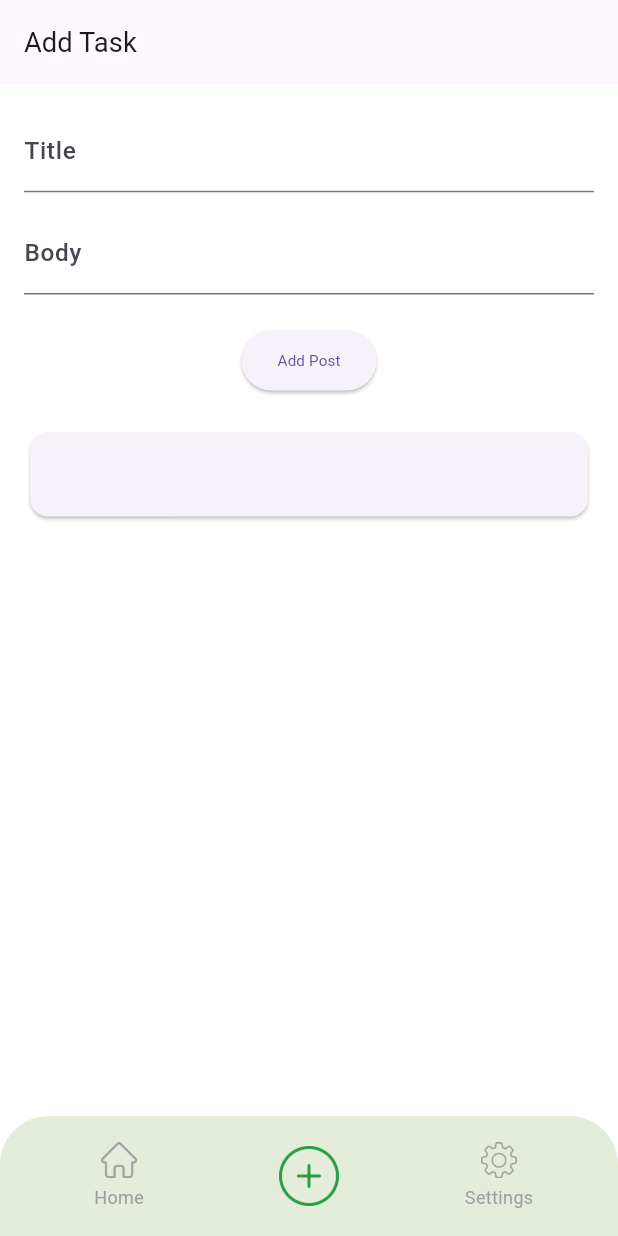
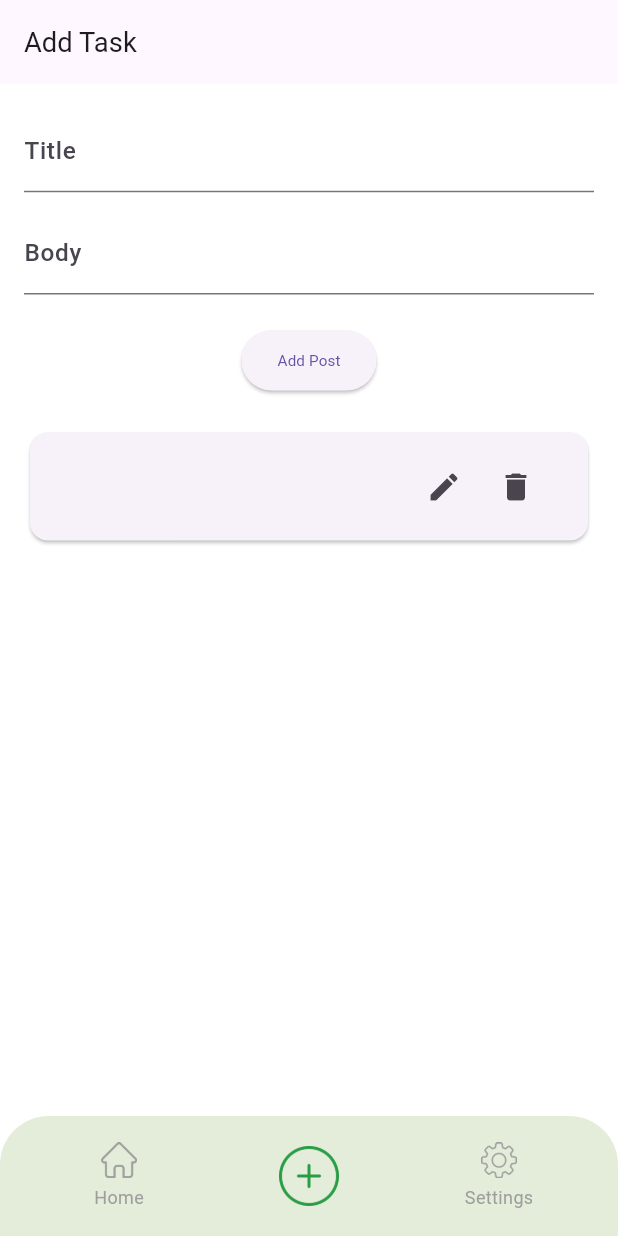
Before and after one commit to Asif-Rezan/SIMPLE_POST_APP, a Flutter app: the screen it shows after launch, item 2 of the bottom bar chosen, after a tap on "Add Post", on a phone screen of 412 x 824 dp. Run offline on Flutter 3.47's test engine with Material 3 defaults, Android fonts, the phone set to English and light mode, and no system bars; our stand-ins replace dio, flutter_screenutil, get_it, hive, hive_flutter, shared_preferences; accounts and stored records are empty; network calls fail; Roboto replaces fonts that are missing (Bryant).

Commit message:
feat(local_storage): add edit and delete functionality for local posts

```diff
--- a/lib/cors/di/injection.dart
+++ b/lib/cors/di/injection.dart
@@ -1,9 +1,11 @@
 import 'package:dio/dio.dart';
 import 'package:get_it/get_it.dart';
 import 'package:hive/hive.dart';
+import 'package:path_provider/path_provider.dart';
 
 import '../../data/datasources/local_post_data_source.dart';
 import '../../data/datasources/post_remote_data_source.dart';
+import '../../data/models/post_model.dart';
 import '../../data/repositories/local_post_repository_impl.dart';
 import '../../data/repositories/post_repository_impl.dart';
 import '../../domain/repositories/local_post_repository.dart';
@@ -17,7 +19,11 @@ import '../services/remote/api_service.dart';
 final GetIt getIt = GetIt.instance;
 
 Future<void> configureDependencies() async {
-  final postBox = Hive.box('posts');
+  // Initialize Hive
+  final appDir = await getApplicationDocumentsDirectory();
+  Hive.init(appDir.path);
+  Hive.registerAdapter(PostModelAdapter());
+  final box = await Hive.openBox<PostModel>('posts');
 
   // Core
   getIt.registerLazySingleton<Dio>(() => Dio());
@@ -25,31 +31,47 @@ Future<void> configureDependencies() async {
 
   // Data sources
   getIt.registerLazySingleton<PostRemoteDataSource>(
-    () => PostRemoteDataSourceImpl(getIt<ApiService>()),
+        () => PostRemoteDataSourceImpl(getIt<ApiService>()),
+  );
+  getIt.registerLazySingleton<LocalPostDataSource>(
+        () => LocalPostDataSourceImpl(box),
   );
 
   // Repositories
   getIt.registerLazySingleton<PostRepository>(
-    () => PostRepositoryImpl(getIt<PostRemoteDataSource>()),
+        () => PostRepositoryImpl(getIt<PostRemoteDataSource>()),
+  );
+  getIt.registerLazySingleton<LocalPostRepository>(
+        () => LocalPostRepositoryImpl(getIt<LocalPostDataSource>()),
   );
 
   // Use cases
   getIt.registerLazySingleton<GetPostsUseCase>(
-    () => GetPostsUseCase(getIt<PostRepository>()),
+        () => GetPostsUseCase(getIt<PostRepository>()),
+  );
+  getIt.registerLazySingleton<AddLocalPostUseCase>(
+        () => AddLocalPostUseCase(getIt<LocalPostRepository>()),
+  );
+  getIt.registerLazySingleton<UpdateLocalPostUseCase>(
+        () => UpdateLocalPostUseCase(getIt<LocalPostRepository>()),
+  );
+  getIt.registerLazySingleton<DeleteLocalPostUseCase>(
+        () => DeleteLocalPostUseCase(getIt<LocalPostRepository>()),
+  );
+  getIt.registerLazySingleton<GetLocalPostsUseCase>(
+        () => GetLocalPostsUseCase(getIt<LocalPostRepository>()),
   );
 
   // ViewModels
   getIt.registerFactory<HomeViewModel>(
-    () => HomeViewModel(getIt<GetPostsUseCase>()),
+        () => HomeViewModel(getIt<GetPostsUseCase>()),
   );
-
-
-  getIt.registerLazySingleton<LocalPostDataSource>(() => LocalPostDataSourceImpl(postBox));
-  getIt.registerLazySingleton<LocalPostRepository>(() => LocalPostRepositoryImpl(getIt()));
-
-  getIt.registerLazySingleton(() => AddLocalPostUseCase(getIt()));
-  getIt.registerLazySingleton(() => GetLocalPostsUseCase(getIt()));
-
-  getIt.registerFactory(() => AddPostViewModel(getIt(), getIt()));
-
+  getIt.registerFactory<AddPostViewModel>(
+        () => AddPostViewModel(
+      getIt<AddLocalPostUseCase>(),
+      getIt<UpdateLocalPostUseCase>(),
+      getIt<DeleteLocalPostUseCase>(),
+      getIt<GetLocalPostsUseCase>(),
+    ),
+  );
 }
--- a/lib/data/repositories/local_post_repository_impl.dart
+++ b/lib/data/repositories/local_post_repository_impl.dart
@@ -1,7 +1,8 @@
-import '../../../domain/entities/post_entity.dart';
+import '../../domain/entities/post_entity.dart';
 import '../../domain/repositories/local_post_repository.dart';
 import '../datasources/local_post_data_source.dart';
 import '../models/post_model.dart';
+
 
 class LocalPostRepositoryImpl implements LocalPostRepository {
   final LocalPostDataSource dataSource;
@@ -14,7 +15,18 @@ class LocalPostRepositoryImpl implements LocalPostRepository {
   }
 
   @override
+  Future<void> updatePost(int index, PostEntity post) async {
+    await dataSource.updatePost(index, PostModel.fromEntity(post));
+  }
+
+  @override
+  Future<void> deletePost(int index) async {
+    await dataSource.deletePost(index);
+  }
+
+  @override
   Future<List<PostEntity>> getLocalPosts() async {
-    return await dataSource.getPosts();
+    final posts = await dataSource.getPosts();
+    return posts.map((model) => model.toEntity()).toList();
   }
 }
--- a/lib/domain/repositories/local_post_repository.dart
+++ b/lib/domain/repositories/local_post_repository.dart
@@ -2,5 +2,7 @@ import '../entities/post_entity.dart';
 
 abstract class LocalPostRepository {
   Future<void> addPost(PostEntity post);
+  Future<void> updatePost(int index, PostEntity post);
+  Future<void> deletePost(int index);
   Future<List<PostEntity>> getLocalPosts();
 }
--- a/lib/domain/usecases/add_local_post_use_case.dart
+++ b/lib/domain/usecases/add_local_post_use_case.dart
@@ -9,6 +9,22 @@ class AddLocalPostUseCase {
   Future<void> call(PostEntity post) async => repository.addPost(post);
 }
 
+class UpdateLocalPostUseCase {
+  final LocalPostRepository repository;
+
+  UpdateLocalPostUseCase(this.repository);
+
+  Future<void> call(int index, PostEntity post) async => repository.updatePost(index, post);
+}
+
+class DeleteLocalPostUseCase {
+  final LocalPostRepository repository;
+
+  DeleteLocalPostUseCase(this.repository);
+
+  Future<void> call(int index) async => repository.deletePost(index);
+}
+
 class GetLocalPostsUseCase {
   final LocalPostRepository repository;
 
--- a/lib/main.dart
+++ b/lib/main.dart
@@ -17,10 +17,6 @@ void main() async {
   await SystemChrome.setPreferredOrientations([DeviceOrientation.portraitUp]);
 
   await Hive.initFlutter();
-  Hive.registerAdapter(PostModelAdapter());
-  await Hive.openBox('posts');
-
-
 
   await ScreenUtil.ensureScreenSize();
   await configureDependencies();
--- a/lib/presentation/viewmodels/add_post/add_post_view_model.dart
+++ b/lib/presentation/viewmodels/add_post/add_post_view_model.dart
@@ -4,15 +4,28 @@ import '../../../domain/usecases/add_local_post_use_case.dart';
 
 class AddPostViewModel extends ChangeNotifier {
   final AddLocalPostUseCase _addPostUseCase;
+  final UpdateLocalPostUseCase _updatePostUseCase;
+  final DeleteLocalPostUseCase _deletePostUseCase;
   final GetLocalPostsUseCase _getPostsUseCase;
 
-  AddPostViewModel(this._addPostUseCase, this._getPostsUseCase);
+  AddPostViewModel(
+    this._addPostUseCase,
+    this._updatePostUseCase,
+    this._deletePostUseCase,
+    this._getPostsUseCase,
+  ) {
+    loadPosts();
+  }
 
   final TextEditingController titleController = TextEditingController();
   final TextEditingController bodyController = TextEditingController();
+  int? _editingIndex;
 
   List<PostEntity> _posts = [];
+
   List<PostEntity> get posts => _posts;
+
+  int get editingIndex => _editingIndex!;
 
   Future<void> loadPosts() async {
     _posts = await _getPostsUseCase();
@@ -31,5 +44,38 @@ class AddPostViewModel extends ChangeNotifier {
 
     titleController.clear();
     bodyController.clear();
+    _editingIndex = null;
+    notifyListeners();
   }
+
+  Future<void> updatePost(int index) async {
+    final updatedPost = PostEntity(
+      userId: 0,
+      id: _posts[index].id,
+      title: titleController.text,
+      body: bodyController.text,
+    );
+    await _updatePostUseCase(index, updatedPost);
+    await loadPosts();
+
+    titleController.clear();
+    bodyController.clear();
+    _editingIndex = null;
+    notifyListeners();
+  }
+
+  Future<void> deletePost(int index) async {
+    await _deletePostUseCase(index);
+    await loadPosts();
+    notifyListeners();
+  }
+
+  void setEditingPost(int index) {
+    _editingIndex = index;
+    titleController.text = _posts[index].title;
+    bodyController.text = _posts[index].body;
+    notifyListeners();
+  }
+
+  bool get isEditing => _editingIndex != null;
 }
--- a/lib/presentation/views/add_screen/screen/add_screen.dart
+++ b/lib/presentation/views/add_screen/screen/add_screen.dart
@@ -26,9 +26,26 @@ class AddScreen extends StatelessWidget {
                   decoration: const InputDecoration(labelText: "Body"),
                 ),
                 const SizedBox(height: 20),
-                ElevatedButton(
-                  onPressed: viewModel.addPost,
-                  child: const Text("Add Post"),
+                Row(
+                  mainAxisAlignment: MainAxisAlignment.spaceEvenly,
+                  children: [
+                    ElevatedButton(
+                      onPressed: viewModel.isEditing
+                          ? () => viewModel.updatePost(viewModel.editingIndex)
+                          : viewModel.addPost,
+                      child: Text(viewModel.isEditing ? "Update Post" : "Add Post"),
+                    ),
+                    if (viewModel.isEditing)
+                      ElevatedButton(
+                        onPressed: () {
+                          viewModel.titleController.clear();
+                          viewModel.bodyController.clear();
+                          viewModel.setEditingPost(-1); // Clear editing state
+                          viewModel.notifyListeners();
+                        },
+                        child: const Text("Cancel"),
+                      ),
+                  ],
                 ),
                 const SizedBox(height: 20),
                 Expanded(
@@ -37,7 +54,23 @@ class AddScreen extends StatelessWidget {
                     itemBuilder: (context, index) {
                       final post = viewModel.posts[index];
                       return Card(
-                        child: ListTile(title: Text(post.title)),
+                        child: ListTile(
+                          title: Text(post.title),
+                          subtitle: Text(post.body),
+                          trailing: Row(
+                            mainAxisSize: MainAxisSize.min,
+                            children: [
+                              IconButton(
+                                icon: const Icon(Icons.edit),
+                                onPressed: () => viewModel.setEditingPost(index),
+                              ),
+                              IconButton(
+                                icon: const Icon(Icons.delete),
+                                onPressed: () => viewModel.deletePost(index),
+                              ),
+                            ],
+                          ),
+                        ),
                       );
                     },
                   ),
```
Also changed, not shown: lib/data/datasources/local_post_data_source.dart (+12 -1 lines), lib/data/models/post_model.dart (+7 -0 lines).
